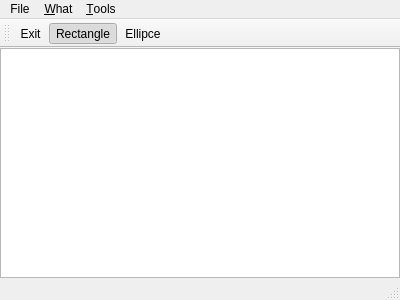
This is GraphicsFramework/MainWindow.ui in dsbabkov/dev-qt as Qt 5 draws it before an edit. The edited form follows.
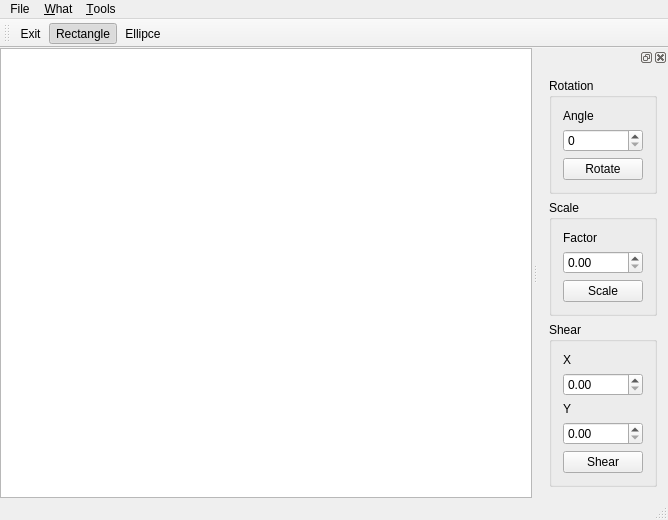
This is the edited form. Icons and pictures are not drawn.

Commit message: Реализован док настройки представления

```diff
--- a/GraphicsFramework/MainWindow.ui
+++ b/GraphicsFramework/MainWindow.ui
@@ -6,8 +6,8 @@
    <rect>
     <x>0</x>
     <y>0</y>
-    <width>400</width>
-    <height>300</height>
+    <width>668</width>
+    <height>478</height>
    </rect>
   </property>
   <property name="windowTitle">
@@ -37,7 +37,7 @@
     <rect>
      <x>0</x>
      <y>0</y>
-     <width>400</width>
+     <width>668</width>
      <height>21</height>
     </rect>
    </property>
@@ -77,6 +77,116 @@
    <addaction name="ellipceAct"/>
   </widget>
   <widget class="QStatusBar" name="statusBar"/>
+  <widget class="QDockWidget" name="dockWidget">
+   <attribute name="dockWidgetArea">
+    <number>2</number>
+   </attribute>
+   <widget class="QWidget" name="dockWidgetContents">
+    <layout class="QVBoxLayout" name="verticalLayout">
+     <item>
+      <widget class="QGroupBox" name="groupBox">
+       <property name="title">
+        <string>Rotation</string>
+       </property>
+       <layout class="QVBoxLayout" name="verticalLayout_2">
+        <item>
+         <widget class="QLabel" name="label">
+          <property name="text">
+           <string>Angle</string>
+          </property>
+         </widget>
+        </item>
+        <item>
+         <widget class="QSpinBox" name="angleSpn"/>
+        </item>
+        <item>
+         <widget class="QPushButton" name="rotateBtn">
+          <property name="text">
+           <string>Rotate</string>
+          </property>
+         </widget>
+        </item>
+       </layout>
+      </widget>
+     </item>
+     <item>
+      <widget class="QGroupBox" name="groupBox_2">
+       <property name="title">
+        <string>Scale</string>
+       </property>
+       <layout class="QVBoxLayout" name="verticalLayout_3">
+        <item>
+         <widget class="QLabel" name="label_2">
+          <property name="text">
+           <string>Factor</string>
+          </property>
+         </widget>
+        </item>
+        <item>
+         <widget class="QDoubleSpinBox" name="scaleFactorSpn"/>
+        </item>
+        <item>
+         <widget class="QPushButton" name="scaleBtn">
+          <property name="text">
+           <string>Scale</string>
+          </property>
+         </widget>
+        </item>
+       </layout>
+      </widget>
+     </item>
+     <item>
+      <widget class="QGroupBox" name="groupBox_3">
+       <property name="title">
+        <string>Shear</string>
+       </property>
+       <layout class="QVBoxLayout" name="verticalLayout_4">
+        <item>
+         <widget class="QLabel" name="label_3">
+          <property name="text">
+           <string>X</string>
+          </property>
+         </widget>
+        </item>
+        <item>
+         <widget class="QDoubleSpinBox" name="shearXSpn"/>
+        </item>
+        <item>
+         <widget class="QLabel" name="label_4">
+          <property name="text">
+           <string>Y</string>
+          </property>
+         </widget>
+        </item>
+        <item>
+         <widget class="QDoubleSpinBox" name="shearYSpn"/>
+        </item>
+        <item>
+         <widget class="QPushButton" name="shearBtn">
+          <property name="text">
+           <string>Shear</string>
+          </property>
+         </widget>
+        </item>
+       </layout>
+      </widget>
+     </item>
+     <item>
+      <spacer name="verticalSpacer">
+       <property name="orientation">
+        <enum>Qt::Vertical</enum>
+       </property>
+       <property name="sizeHint" stdset="0">
+        <size>
+         <width>20</width>
+         <height>40</height>
+        </size>
+       </property>
+      </spacer>
+     </item>
+    </layout>
+   </widget>
+  </widget>
   <action name="exitAct">
    <property name="icon">
     <iconset resource="images.qrc">
```
The commit also changes 1 other file.
